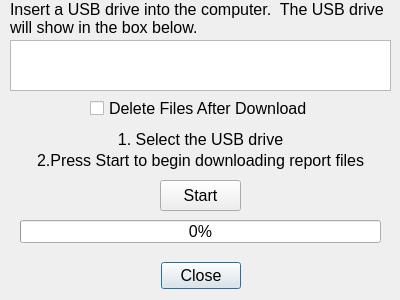
Old version of the form Key/dlgdownloadreports.ui in the repository BuzzSiler/keycodebox-key.
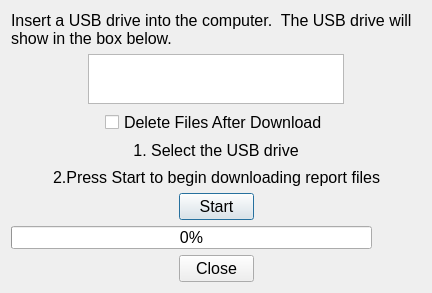
New version of the form.

Diff of the .ui file:
```diff
--- a/Key/dlgdownloadreports.ui
+++ b/Key/dlgdownloadreports.ui
@@ -6,8 +6,8 @@
    <rect>
     <x>0</x>
     <y>0</y>
-    <width>400</width>
-    <height>300</height>
+    <width>432</width>
+    <height>293</height>
    </rect>
   </property>
   <property name="font">
@@ -18,34 +18,11 @@
   <property name="windowTitle">
    <string>Download Reports</string>
   </property>
-  <widget class="QDialogButtonBox" name="bbCloseDownloadDialog">
-   <property name="geometry">
-    <rect>
-     <x>30</x>
-     <y>260</y>
-     <width>341</width>
-     <height>32</height>
-    </rect>
-   </property>
-   <property name="orientation">
-    <enum>Qt::Horizontal</enum>
-   </property>
-   <property name="standardButtons">
-    <set>QDialogButtonBox::Close</set>
-   </property>
-   <property name="centerButtons">
-    <bool>true</bool>
-   </property>
-  </widget>
+  <layout class="QHBoxLayout" name="horizontalLayout_7">
+   <item>
+    <layout class="QVBoxLayout" name="verticalLayout">
+     <item>
   <widget class="QLabel" name="lblInsertUsbDrive">
-   <property name="geometry">
-    <rect>
-     <x>10</x>
-     <y>0</y>
-     <width>381</width>
-     <height>41</height>
-    </rect>
-   </property>
    <property name="font">
     <font>
      <pointsize>12</pointsize>
@@ -61,15 +38,75 @@
     <bool>true</bool>
    </property>
   </widget>
+     </item>
+     <item>
+      <layout class="QHBoxLayout" name="horizontalLayout_6">
+       <item>
+        <spacer name="horizontalSpacer_11">
+         <property name="orientation">
+          <enum>Qt::Horizontal</enum>
+         </property>
+         <property name="sizeHint" stdset="0">
+          <size>
+           <width>40</width>
+           <height>20</height>
+          </size>
+         </property>
+        </spacer>
+       </item>
+       <item>
+        <widget class="QListWidget" name="lwUsbDrives">
+         <property name="minimumSize">
+          <size>
+           <width>0</width>
+           <height>0</height>
+          </size>
+         </property>
+         <property name="maximumSize">
+          <size>
+           <width>381</width>
+           <height>51</height>
+          </size>
+         </property>
+         <property name="font">
+          <font>
+           <pointsize>12</pointsize>
+          </font>
+         </property>
+        </widget>
+       </item>
+       <item>
+        <spacer name="horizontalSpacer_12">
+         <property name="orientation">
+          <enum>Qt::Horizontal</enum>
+         </property>
+         <property name="sizeHint" stdset="0">
+          <size>
+           <width>40</width>
+           <height>20</height>
+          </size>
+         </property>
+        </spacer>
+       </item>
+      </layout>
+     </item>
+     <item>
+      <layout class="QHBoxLayout" name="horizontalLayout_3">
+       <item>
+        <spacer name="horizontalSpacer_5">
+         <property name="orientation">
+          <enum>Qt::Horizontal</enum>
+         </property>
+         <property name="sizeHint" stdset="0">
+          <size>
+           <width>40</width>
+           <height>20</height>
+          </size>
+         </property>
+        </spacer>
+       </item>
+       <item>
   <widget class="QCheckBox" name="cbDeleteAfterDownload">
-   <property name="geometry">
-    <rect>
-     <x>90</x>
-     <y>100</y>
-     <width>231</width>
-     <height>17</height>
-    </rect>
-   </property>
    <property name="font">
     <font>
      <pointsize>12</pointsize>
@@ -79,44 +116,39 @@
     <string>Delete Files After Download</string>
    </property>
   </widget>
-  <widget class="QProgressBar" name="pbDownload">
-   <property name="geometry">
-    <rect>
-     <x>20</x>
-     <y>220</y>
-     <width>361</width>
-     <height>23</height>
-    </rect>
-   </property>
-   <property name="value">
-    <number>0</number>
-   </property>
-   <property name="alignment">
-    <set>Qt::AlignCenter</set>
-   </property>
-  </widget>
-  <widget class="QPushButton" name="pbStartDownload">
-   <property name="geometry">
-    <rect>
-     <x>160</x>
-     <y>180</y>
-     <width>81</width>
-     <height>31</height>
-    </rect>
-   </property>
-   <property name="text">
-    <string>Start</string>
-   </property>
-  </widget>
+       </item>
+       <item>
+        <spacer name="horizontalSpacer_6">
+         <property name="orientation">
+          <enum>Qt::Horizontal</enum>
+         </property>
+         <property name="sizeHint" stdset="0">
+          <size>
+           <width>40</width>
+           <height>20</height>
+          </size>
+         </property>
+        </spacer>
+       </item>
+      </layout>
+     </item>
+     <item>
+      <layout class="QHBoxLayout" name="horizontalLayout_4">
+       <item>
+        <spacer name="horizontalSpacer_7">
+         <property name="orientation">
+          <enum>Qt::Horizontal</enum>
+         </property>
+         <property name="sizeHint" stdset="0">
+          <size>
+           <width>40</width>
+           <height>20</height>
+          </size>
+         </property>
+        </spacer>
+       </item>
+       <item>
   <widget class="QLabel" name="lblSelectUsbDrive">
-   <property name="geometry">
-    <rect>
-     <x>10</x>
-     <y>130</y>
-     <width>381</width>
-     <height>21</height>
-    </rect>
-   </property>
    <property name="text">
     <string>1. Select the USB drive</string>
    </property>
@@ -124,30 +156,39 @@
     <set>Qt::AlignHCenter|Qt::AlignTop</set>
    </property>
   </widget>
-  <widget class="QListWidget" name="lwUsbDrives">
-   <property name="geometry">
-    <rect>
-     <x>10</x>
-     <y>40</y>
-     <width>381</width>
-     <height>51</height>
-    </rect>
-   </property>
-   <property name="font">
-    <font>
-     <pointsize>12</pointsize>
-    </font>
-   </property>
-  </widget>
+       </item>
+       <item>
+        <spacer name="horizontalSpacer_8">
+         <property name="orientation">
+          <enum>Qt::Horizontal</enum>
+         </property>
+         <property name="sizeHint" stdset="0">
+          <size>
+           <width>40</width>
+           <height>20</height>
+          </size>
+         </property>
+        </spacer>
+       </item>
+      </layout>
+     </item>
+     <item>
+      <layout class="QHBoxLayout" name="horizontalLayout_5">
+       <item>
+        <spacer name="horizontalSpacer_9">
+         <property name="orientation">
+          <enum>Qt::Horizontal</enum>
+         </property>
+         <property name="sizeHint" stdset="0">
+          <size>
+           <width>40</width>
+           <height>20</height>
+          </size>
+         </property>
+        </spacer>
+       </item>
+       <item>
   <widget class="QLabel" name="label">
-   <property name="geometry">
-    <rect>
-     <x>10</x>
-     <y>150</y>
-     <width>381</width>
-     <height>21</height>
-    </rect>
-   </property>
    <property name="text">
     <string>2.Press Start to begin downloading report files</string>
    </property>
@@ -155,6 +196,151 @@
     <set>Qt::AlignCenter</set>
    </property>
   </widget>
+       </item>
+       <item>
+        <spacer name="horizontalSpacer_10">
+         <property name="orientation">
+          <enum>Qt::Horizontal</enum>
+         </property>
+         <property name="sizeHint" stdset="0">
+          <size>
+           <width>40</width>
+           <height>20</height>
+          </size>
+         </property>
+        </spacer>
+       </item>
+      </layout>
+     </item>
+     <item>
+      <layout class="QHBoxLayout" name="horizontalLayout_2">
+       <item>
+        <spacer name="horizontalSpacer_3">
+         <property name="orientation">
+          <enum>Qt::Horizontal</enum>
+         </property>
+         <property name="sizeHint" stdset="0">
+          <size>
+           <width>40</width>
+           <height>20</height>
+          </size>
+         </property>
+        </spacer>
+       </item>
+       <item>
+        <widget class="QPushButton" name="pbStartDownload">
+         <property name="minimumSize">
+          <size>
+           <width>75</width>
+           <height>27</height>
+          </size>
+         </property>
+         <property name="maximumSize">
+          <size>
+           <width>75</width>
+           <height>27</height>
+          </size>
+         </property>
+         <property name="text">
+          <string>Start</string>
+         </property>
+        </widget>
+       </item>
+       <item>
+        <spacer name="horizontalSpacer_4">
+         <property name="orientation">
+          <enum>Qt::Horizontal</enum>
+         </property>
+         <property name="sizeHint" stdset="0">
+          <size>
+           <width>40</width>
+           <height>20</height>
+          </size>
+         </property>
+        </spacer>
+       </item>
+      </layout>
+     </item>
+     <item>
+      <widget class="QProgressBar" name="pbDownload">
+       <property name="minimumSize">
+        <size>
+         <width>361</width>
+         <height>23</height>
+        </size>
+       </property>
+       <property name="maximumSize">
+        <size>
+         <width>361</width>
+         <height>23</height>
+        </size>
+       </property>
+       <property name="value">
+        <number>0</number>
+       </property>
+       <property name="alignment">
+        <set>Qt::AlignCenter</set>
+       </property>
+      </widget>
+     </item>
+     <item>
+      <layout class="QHBoxLayout" name="horizontalLayout">
+       <item>
+        <spacer name="horizontalSpacer">
+         <property name="orientation">
+          <enum>Qt::Horizontal</enum>
+         </property>
+         <property name="sizeHint" stdset="0">
+          <size>
+           <width>40</width>
+           <height>20</height>
+          </size>
+         </property>
+        </spacer>
+       </item>
+       <item>
+        <widget class="QDialogButtonBox" name="bbCloseDownloadDialog">
+         <property name="minimumSize">
+          <size>
+           <width>75</width>
+           <height>27</height>
+          </size>
+         </property>
+         <property name="maximumSize">
+          <size>
+           <width>75</width>
+           <height>27</height>
+          </size>
+         </property>
+         <property name="orientation">
+          <enum>Qt::Horizontal</enum>
+         </property>
+         <property name="standardButtons">
+          <set>QDialogButtonBox::Close</set>
+         </property>
+         <property name="centerButtons">
+          <bool>true</bool>
+         </property>
+        </widget>
+       </item>
+       <item>
+        <spacer name="horizontalSpacer_2">
+         <property name="orientation">
+          <enum>Qt::Horizontal</enum>
+         </property>
+         <property name="sizeHint" stdset="0">
+          <size>
+           <width>40</width>
+           <height>20</height>
+          </size>
+         </property>
+        </spacer>
+       </item>
+      </layout>
+     </item>
+    </layout>
+   </item>
+  </layout>
  </widget>
  <resources/>
  <connections>
```
Lines whose indentation alone changed are shown as unchanged.
